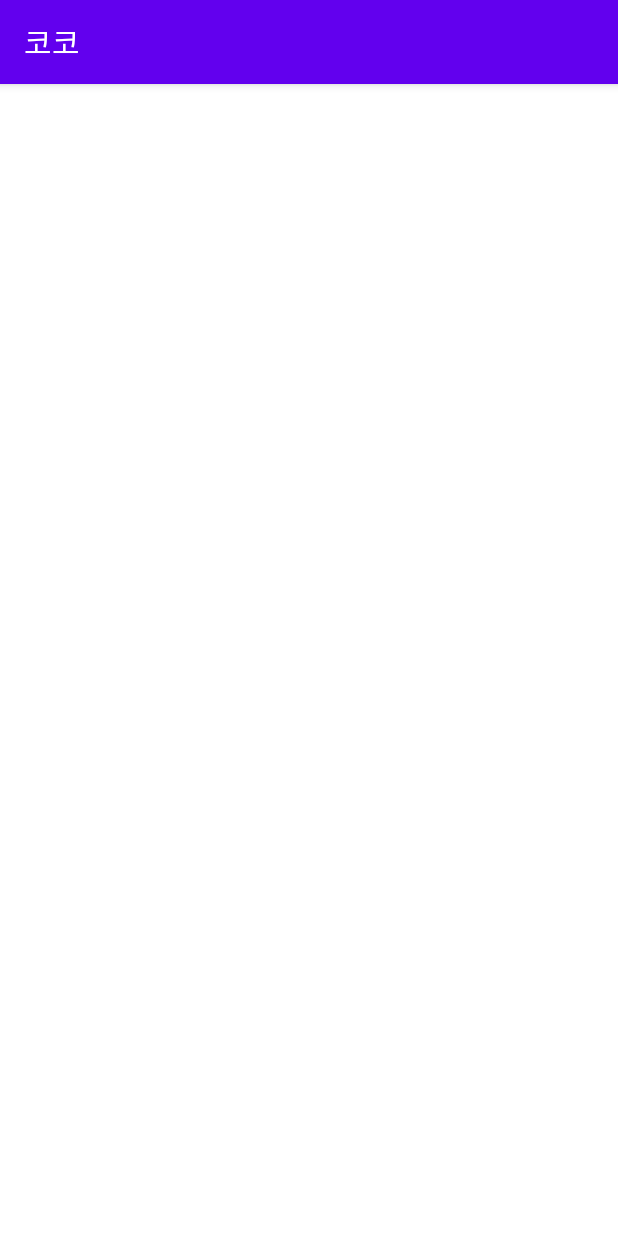
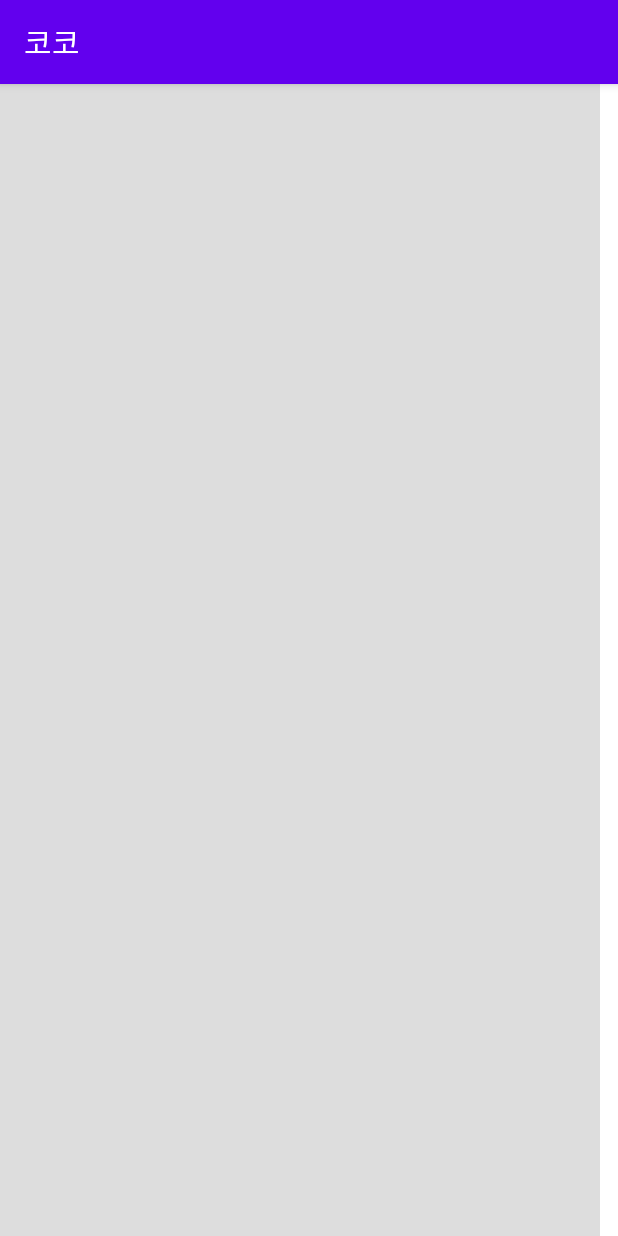
Before and after one commit to soopeach/CocoMissYou, an Android app: the screen it shows after launch (MainActivity), on a phone screen of 412 x 824 dp. Run offline under Robolectric (Android 15) with nearby library versions, the phone set to English and light mode, and no system bars; our stand-ins replace Firebase (no records; nobody signed in at launch, a user with empty details on screens opened directly), Shimmer; pictures from the network do not load; 1 statement that could not run was skipped.

Commit message:
Feat: Shimmer 추가

```diff
--- a/app/build.gradle
+++ b/app/build.gradle
@@ -38,6 +38,8 @@ android {
 
 dependencies {
 
+    // 스켈레톤 UI
+    implementation 'com.facebook.shimmer:shimmer:0.5.0'
 
     // coroutines
     implementation 'org.jetbrains.kotlinx:kotlinx-coroutines-android:1.6.1'
--- a/app/src/main/java/com/soopeach/coco/DetailActivity.kt
+++ b/app/src/main/java/com/soopeach/coco/DetailActivity.kt
@@ -26,11 +26,11 @@ class DetailActivity : AppCompatActivity() {
         binding.imageView.load(data?.toUri())
         setContentView(binding.root)
 
+        // 이미지 회전
         binding.rotateBtn.setOnClickListener {
             binding.imageView.rotation += 90f
         }
 
     }
 
-
 }
--- a/app/src/main/java/com/soopeach/coco/MainActivity.kt
+++ b/app/src/main/java/com/soopeach/coco/MainActivity.kt
@@ -5,7 +5,6 @@ import android.net.Uri
 import androidx.appcompat.app.AppCompatActivity
 import android.os.Bundle
 import android.view.View
-import android.widget.Toast
 import androidx.recyclerview.widget.GridLayoutManager
 import com.google.firebase.ktx.Firebase
 import com.google.firebase.storage.ktx.storage
@@ -20,7 +19,7 @@ class MainActivity : AppCompatActivity() {
     val storage = Firebase.storage("gs://coco-ae2c2.appspot.com")
     val storageRef = storage.reference
     var thumbnailsRef = storageRef.child("thumbnails")
-
+    val binding by lazy { ActivityMainBinding.inflate(layoutInflater) }
 
     override fun onCreate(savedInstanceState: Bundle?) {
 
@@ -29,7 +28,6 @@ class MainActivity : AppCompatActivity() {
 //        uriList.add("https://encrypted-tbn0.gstatic.com/images?q=tbn:ANd9GcQxmp7sE1ggI4_L7NGZWcQT9EyKaqKLeQ5RBg&usqp=CAU".toUri())
 
         super.onCreate(savedInstanceState)
-        val binding = ActivityMainBinding.inflate(layoutInflater)
         setContentView(binding.root)
         val adapter = imgAdapter(uriList)
 
@@ -46,6 +44,7 @@ class MainActivity : AppCompatActivity() {
         CoroutineScope(Dispatchers.IO).launch {
 //            getImg(adapter)
             listAllPaginated(null, adapter)
+
         }
         val recyclerView = binding.recyclerView
         recyclerView.adapter = adapter
@@ -80,13 +79,15 @@ class MainActivity : AppCompatActivity() {
             it.items.forEach {
                 it.downloadUrl.addOnCompleteListener {
                     uriList.add(it.result)
+                    if (uriList.size >= 45){
+                        binding.shimmerFrameLayout.stopShimmer()
+                        binding.shimmerFrameLayout.visibility = View.GONE
+                    }
 //                    println(uriList)
                     adapter.notifyDataSetChanged()
                 }
             }
         }
-
-
 
         // You'll need to import com.google.firebase.storage.ktx.component1 and
         // com.google.firebase.storage.ktx.component2
--- a/app/src/main/res/layout/activity_main.xml
+++ b/app/src/main/res/layout/activity_main.xml
@@ -1,6 +1,5 @@
 <?xml version="1.0" encoding="utf-8"?>
-<androidx.constraintlayout.widget.ConstraintLayout xmlns:android="http://schemas.android.com/apk/res/android"
-    xmlns:app="http://schemas.android.com/apk/res-auto"
+<androidx.constraintlayout.widget.ConstraintLayout xmlns:android="http://schemas.android.com/apk/res/android" xmlns:app="http://schemas.android.com/apk/res-auto"
     xmlns:tools="http://schemas.android.com/tools"
     android:layout_width="match_parent"
     android:layout_height="match_parent"
@@ -11,6 +10,61 @@
         android:layout_width="match_parent"
         android:layout_height="match_parent" />
 
+    <com.facebook.shimmer.ShimmerFrameLayout
+        android:id="@+id/shimmerFrameLayout"
+        android:layout_width="match_parent"
+        android:layout_height="match_parent">
+        <LinearLayout
+            android:layout_width="match_parent"
+            android:layout_height="match_parent"
+            android:orientation="vertical">
+            <LinearLayout
+                android:layout_width="wrap_content"
+                android:layout_height="wrap_content">
+                <include layout="@layout/shimmer_placeholder_layout" />
+            </LinearLayout>
+            <LinearLayout
+                android:layout_width="wrap_content"
+                android:layout_height="wrap_content">
+                <include layout="@layout/shimmer_placeholder_layout" />
+            </LinearLayout>
+            <LinearLayout
+                android:layout_width="wrap_content"
+                android:layout_height="wrap_content">
+                <include layout="@layout/shimmer_placeholder_layout" />
+            </LinearLayout>
+            <LinearLayout
+                android:layout_width="wrap_content"
+                android:layout_height="wrap_content">
+                <include layout="@layout/shimmer_placeholder_layout" />
+            </LinearLayout>
+            <LinearLayout
+                android:layout_width="wrap_content"
+                android:layout_height="wrap_content">
+                <include layout="@layout/shimmer_placeholder_layout" />
+            </LinearLayout>
+            <LinearLayout
+                android:layout_width="wrap_content"
+                android:layout_height="wrap_content">
+                <include layout="@layout/shimmer_placeholder_layout" />
+            </LinearLayout>
+            <LinearLayout
+                android:layout_width="wrap_content"
+                android:layout_height="wrap_content">
+                <include layout="@layout/shimmer_placeholder_layout" />
+            </LinearLayout>
+            <LinearLayout
+                android:layout_width="wrap_content"
+                android:layout_height="wrap_content">
+                <include layout="@layout/shimmer_placeholder_layout" />
+            </LinearLayout>
+            <LinearLayout
+                android:layout_width="wrap_content"
+                android:layout_height="wrap_content">
+                <include layout="@layout/shimmer_placeholder_layout" />
+            </LinearLayout>
+        </LinearLayout>
 
+    </com.facebook.shimmer.ShimmerFrameLayout>
 
 </androidx.constraintlayout.widget.ConstraintLayout>
--- /dev/null
+++ b/app/src/main/res/layout/shimmer_placeholder_layout.xml
@@ -0,0 +1,29 @@
+<?xml version="1.0" encoding="utf-8"?>
+<LinearLayout xmlns:android="http://schemas.android.com/apk/res/android"
+    android:layout_width="match_parent"
+    android:layout_height="match_parent"
+    android:orientation="vertical">
+
+    <LinearLayout
+        android:layout_width="wrap_content"
+        android:layout_height="wrap_content"
+        android:orientation="horizontal">
+        <ImageView
+            android:layout_width="100dp"
+            android:layout_height="100dp"
+            android:background="@color/colorGrey"/>
+        <ImageView
+            android:layout_width="100dp"
+            android:layout_height="100dp"
+            android:background="@color/colorGrey"/>
+        <ImageView
+            android:layout_width="100dp"
+            android:layout_height="100dp"
+            android:background="@color/colorGrey"/>
+        <ImageView
+            android:layout_width="100dp"
+            android:layout_height="100dp"
+            android:background="@color/colorGrey"/>
+    </LinearLayout>
+
+</LinearLayout>
--- a/app/src/main/res/values/colors.xml
+++ b/app/src/main/res/values/colors.xml
@@ -7,4 +7,5 @@
     <color name="teal_700">#FF018786</color>
     <color name="black">#FF000000</color>
     <color name="white">#FFFFFFFF</color>
+    <color name="colorGrey">#dddddd</color>
 </resources>
```
